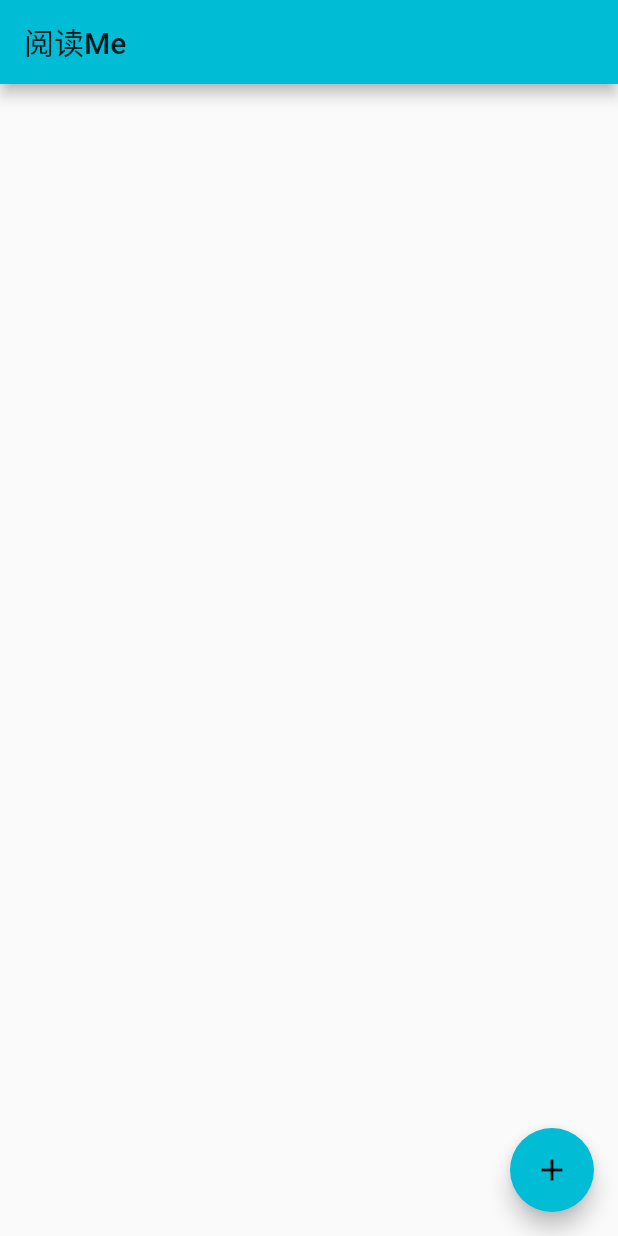
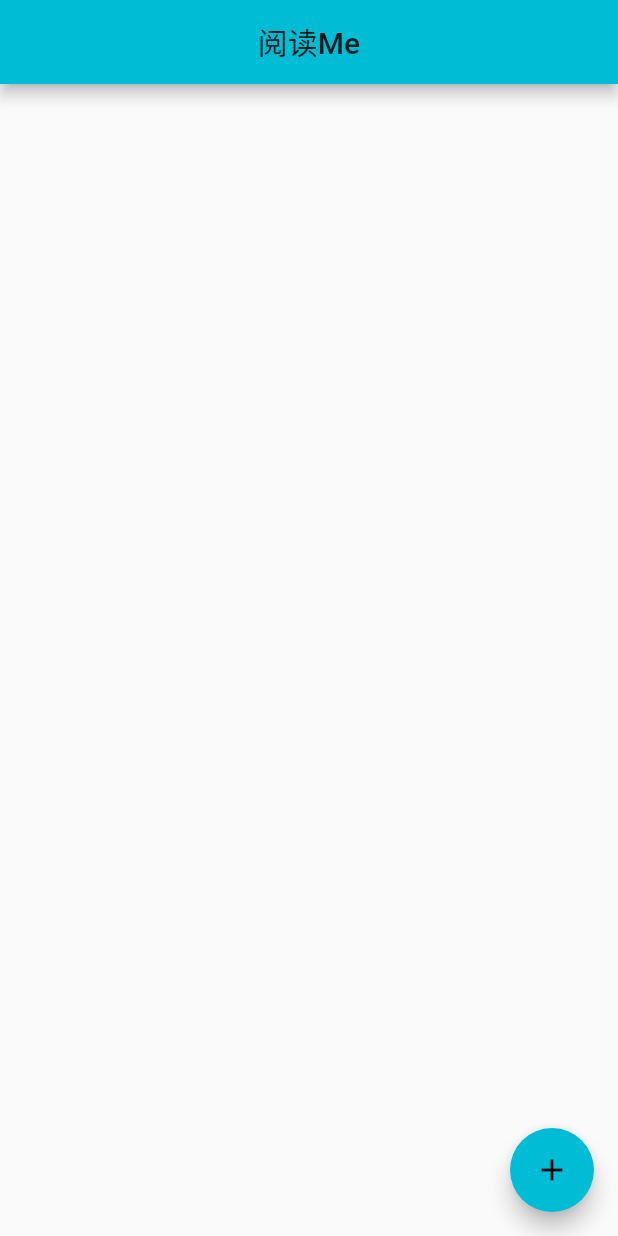
Before and after one commit to Devifish/readme-flutter, a Flutter app: the screen it shows after launch, on a phone screen of 412 x 824 dp. Run offline on Flutter 3.47's test engine with Material 2 defaults, Android fonts, the phone set to English and light mode, and no system bars.

Commit message:
update: 状态栏透明及统一使用IOS主题

```diff
--- a/lib/main.dart
+++ b/lib/main.dart
@@ -1,4 +1,7 @@
+import 'dart:io';
+
 import 'package:flutter/material.dart';
+import 'package:flutter/services.dart';
 import 'package:readme/common/constant.dart';
 import 'package:readme/view/home.dart';
 
@@ -9,13 +12,26 @@ void main() {
 class App extends StatelessWidget {
   @override
   Widget build(BuildContext context) {
+    var systemUiStyle = SystemUiOverlayStyle(
+      statusBarColor: Colors.transparent,
+      statusBarIconBrightness: Brightness.dark,
+      statusBarBrightness: Platform.isAndroid ? Brightness.dark : Brightness.light,
+      systemNavigationBarColor: Colors.white,
+      systemNavigationBarDividerColor: Colors.grey,
+      systemNavigationBarIconBrightness: Brightness.dark,
+    );
+
+    // 设置SystemUi样式
+    SystemChrome.setSystemUIOverlayStyle(systemUiStyle);
     return MaterialApp(
       title: ApplicationConstant.title,
       theme: ThemeData(
         primarySwatch: Colors.cyan,
         visualDensity: VisualDensity.adaptivePlatformDensity,
+        platform: TargetPlatform.iOS
       ),
       home: Home(title: ApplicationConstant.title),
+      debugShowCheckedModeBanner: false
     );
   }
 }
```
